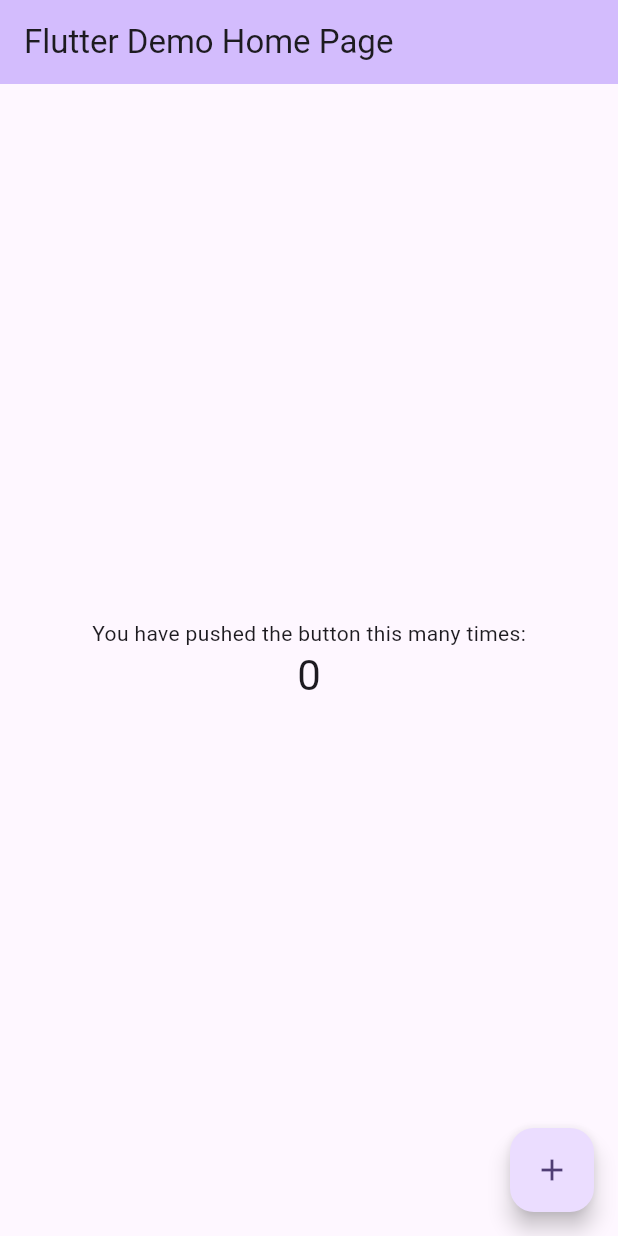
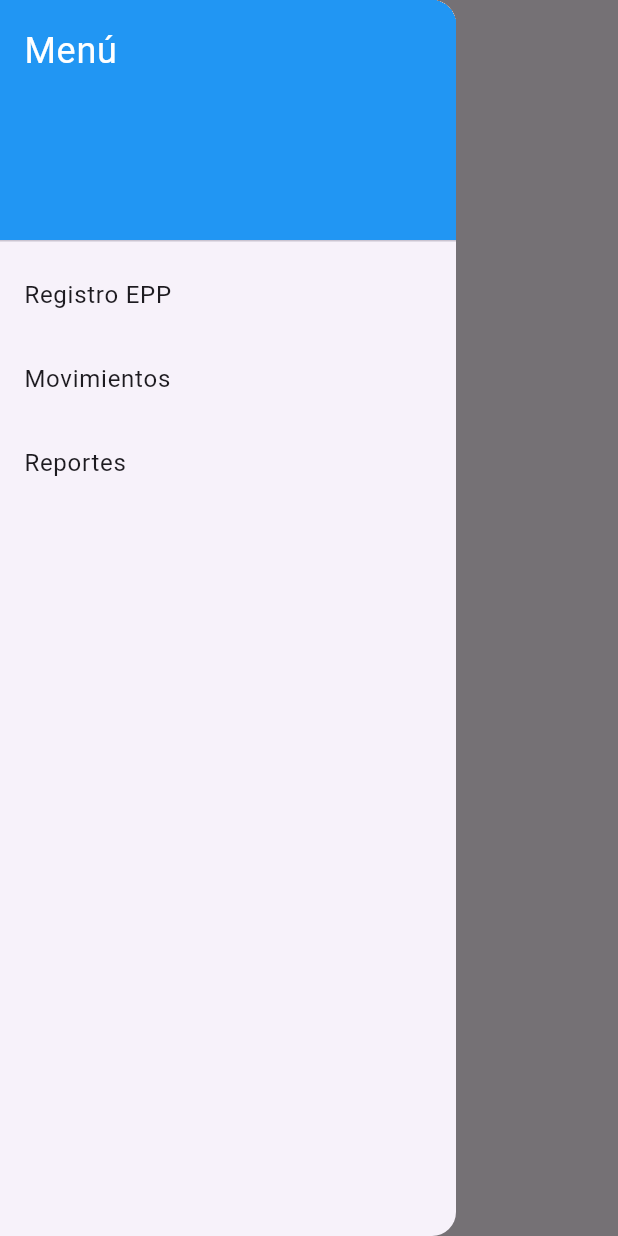
Before and after one commit to Ayron-Rojas/App_Disico, a Flutter app: the screen it shows after launch, with the side drawer open (before the commit the screen has no drawer), on a phone screen of 412 x 824 dp. Run offline on Flutter 3.47's test engine with Material 3 defaults, Android fonts, the phone set to English and light mode, and no system bars.

Commit message:
creacion archivos y rutas

```diff
--- a/lib/main.dart
+++ b/lib/main.dart
@@ -1,125 +1,29 @@
 import 'package:flutter/material.dart';
+import 'pages/home_page.dart';
+import 'pages/registro_epp_page.dart';
+import 'pages/movimientos_page.dart';
+import 'pages/reportes_page.dart';
 
 void main() {
-  runApp(const MyApp());
+  runApp(MyApp());
 }
 
 class MyApp extends StatelessWidget {
-  const MyApp({super.key});
-
-  // This widget is the root of your application.
   @override
   Widget build(BuildContext context) {
     return MaterialApp(
-      title: 'Flutter Demo',
+      title: 'Gestión EPP',
       theme: ThemeData(
-        // This is the theme of your application.
-        //
-        // TRY THIS: Try running your application with "flutter run". You'll see
-        // the application has a purple toolbar. Then, without quitting the app,
-        // try changing the seedColor in the colorScheme below to Colors.green
-        // and then invoke "hot reload" (save your changes or press the "hot
-        // reload" button in a Flutter-supported IDE, or press "r" if you used
-        // the command line to start the app).
-        //
-        // Notice that the counter didn't reset back to zero; the application
-        // state is not lost during the reload. To reset the state, use hot
-        // restart instead.
-        //
-        // This works for code too, not just values: Most code changes can be
-        // tested with just a hot reload.
-        colorScheme: ColorScheme.fromSeed(seedColor: Colors.deepPurple),
-        useMaterial3: true,
+        primarySwatch: Colors.blue,
       ),
-      home: const MyHomePage(title: 'Flutter Demo Home Page'),
+      // Define la ruta inicial y las rutas nombradas
+      initialRoute: '/',
+      routes: {
+        '/': (context) => HomePage(),
+        '/registro': (context) => RegistroEPPPage(),
+        '/movimientos': (context) => MovimientosPage(),
+        '/reportes': (context) => ReportesPage(),
+      },
     );
   }
 }
-
-class MyHomePage extends StatefulWidget {
-  const MyHomePage({super.key, required this.title});
-
-  // This widget is the home page of your application. It is stateful, meaning
-  // that it has a State object (defined below) that contains fields that affect
-  // how it looks.
-
-  // This class is the configuration for the state. It holds the values (in this
-  // case the title) provided by the parent (in this case the App widget) and
-  // used by the build method of the State. Fields in a Widget subclass are
-  // always marked "final".
-
-  final String title;
-
-  @override
-  State<MyHomePage> createState() => _MyHomePageState();
-}
-
-class _MyHomePageState extends State<MyHomePage> {
-  int _counter = 0;
-
-  void _incrementCounter() {
-    setState(() {
-      // This call to setState tells the Flutter framework that something has
-      // changed in this State, which causes it to rerun the build method below
-      // so that the display can reflect the updated values. If we changed
-      // _counter without calling setState(), then the build method would not be
-      // called again, and so nothing would appear to happen.
-      _counter++;
-    });
-  }
-
-  @override
-  Widget build(BuildContext context) {
-    // This method is rerun every time setState is called, for instance as done
-    // by the _incrementCounter method above.
-    //
-    // The Flutter framework has been optimized to make rerunning build methods
-    // fast, so that you can just rebuild anything that needs updating rather
-    // than having to individually change instances of widgets.
-    return Scaffold(
-      appBar: AppBar(
-        // TRY THIS: Try changing the color here to a specific color (to
-        // Colors.amber, perhaps?) and trigger a hot reload to see the AppBar
-        // change color while the other colors stay the same.
-        backgroundColor: Theme.of(context).colorScheme.inversePrimary,
-        // Here we take the value from the MyHomePage object that was created by
-        // the App.build method, and use it to set our appbar title.
-        title: Text(widget.title),
-      ),
-      body: Center(
-        // Center is a layout widget. It takes a single child and positions it
-        // in the middle of the parent.
-        child: Column(
-          // Column is also a layout widget. It takes a list of children and
-          // arranges them vertically. By default, it sizes itself to fit its
-          // children horizontally, and tries to be as tall as its parent.
-          //
-          // Column has various properties to control how it sizes itself and
-          // how it positions its children. Here we use mainAxisAlignment to
-          // center the children vertically; the main axis here is the vertical
-          // axis because Columns are vertical (the cross axis would be
-          // horizontal).
-          //
-          // TRY THIS: Invoke "debug painting" (choose the "Toggle Debug Paint"
-          // action in the IDE, or press "p" in the console), to see the
-          // wireframe for each widget.
-          mainAxisAlignment: MainAxisAlignment.center,
-          children: <Widget>[
-            const Text(
-              'You have pushed the button this many times:',
-            ),
-            Text(
-              '$_counter',
-              style: Theme.of(context).textTheme.headlineMedium,
-            ),
-          ],
-        ),
-      ),
-      floatingActionButton: FloatingActionButton(
-        onPressed: _incrementCounter,
-        tooltip: 'Increment',
-        child: const Icon(Icons.add),
-      ), // This trailing comma makes auto-formatting nicer for build methods.
-    );
-  }
-}
--- /dev/null
+++ b/lib/pages/home_page.dart
@@ -0,0 +1,45 @@
+import 'package:flutter/material.dart';
+
+class HomePage extends StatelessWidget {
+  @override
+  Widget build(BuildContext context) {
+    return Scaffold(
+      appBar: AppBar(
+        title: Text('Gestión EPP'),
+      ),
+      drawer: Drawer(
+        child: ListView(
+          children: [
+            DrawerHeader(
+              child: Text('Menú', style: TextStyle(color: Colors.white, fontSize: 24)),
+              decoration: BoxDecoration(
+                color: Colors.blue,
+              ),
+            ),
+            ListTile(
+              title: Text('Registro EPP'),
+              onTap: () {
+                Navigator.pushNamed(context, '/registro');
+              },
+            ),
+            ListTile(
+              title: Text('Movimientos'),
+              onTap: () {
+                Navigator.pushNamed(context, '/movimientos');
+              },
+            ),
+            ListTile(
+              title: Text('Reportes'),
+              onTap: () {
+                Navigator.pushNamed(context, '/reportes');
+              },
+            ),
+          ],
+        ),
+      ),
+      body: Center(
+        child: Text('Bienvenido a la Gestión EPP'),
+      ),
+    );
+  }
+}
--- /dev/null
+++ b/lib/pages/movimientos_page.dart
@@ -0,0 +1,15 @@
+import 'package:flutter/material.dart';
+
+class MovimientosPage extends StatelessWidget {
+  @override
+  Widget build(BuildContext context) {
+    return Scaffold(
+      appBar: AppBar(
+        title: Text('Movimientos'),
+      ),
+      body: Center(
+        child: Text('Pantalla de Gestión de Movimientos'),
+      ),
+    );
+  }
+}
--- /dev/null
+++ b/lib/pages/registro_epp_page.dart
@@ -0,0 +1,15 @@
+import 'package:flutter/material.dart';
+
+class RegistroEPPPage extends StatelessWidget {
+  @override
+  Widget build(BuildContext context) {
+    return Scaffold(
+      appBar: AppBar(
+        title: Text('Registro EPP'),
+      ),
+      body: Center(
+        child: Text('Pantalla de Registro de EPP'),
+      ),
+    );
+  }
+}
--- /dev/null
+++ b/lib/pages/reportes_page.dart
@@ -0,0 +1,15 @@
+import 'package:flutter/material.dart';
+
+class ReportesPage extends StatelessWidget {
+  @override
+  Widget build(BuildContext context) {
+    return Scaffold(
+      appBar: AppBar(
+        title: Text('Reportes'),
+      ),
+      body: Center(
+        child: Text('Pantalla de Reportes y Consultas'),
+      ),
+    );
+  }
+}
```
